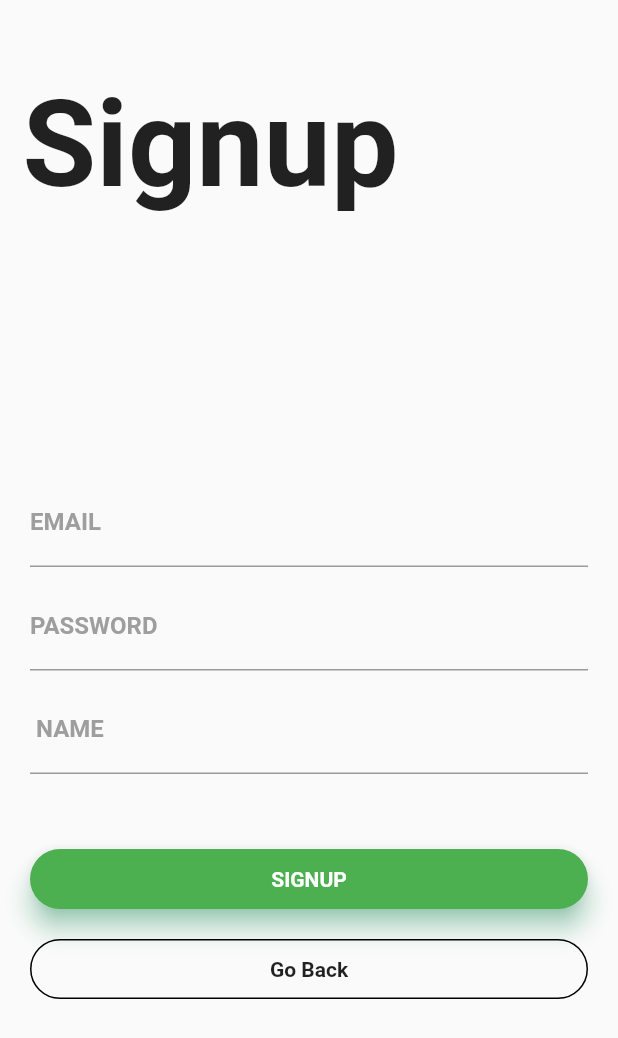
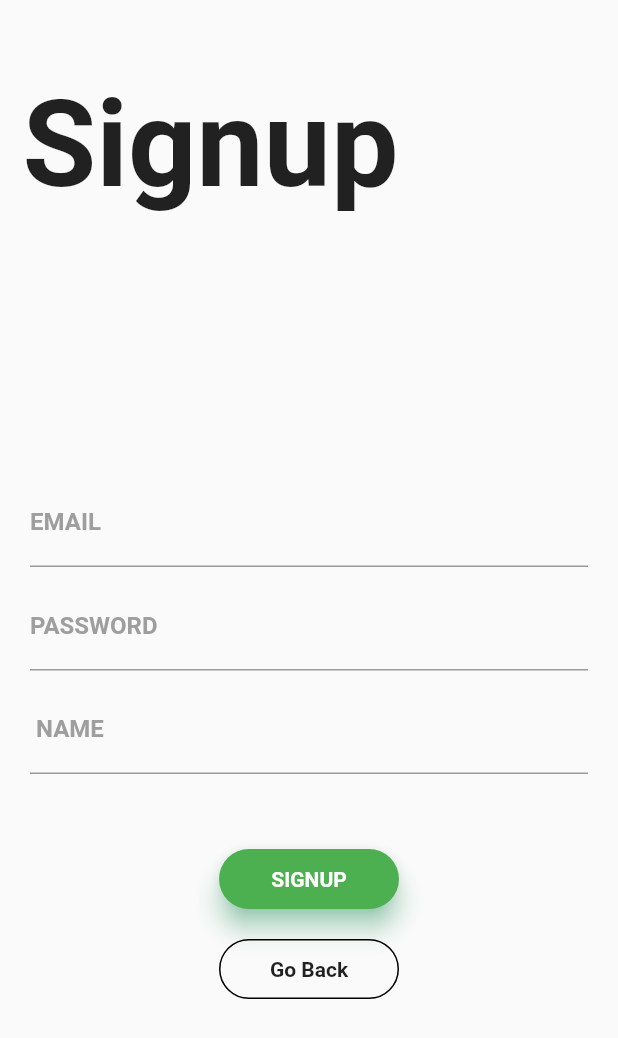
Before and after one commit to dAKdibeam/Smart-Expo-MobileApp, a Flutter app: the screen it shows after launch, after a tap on "Register", on a phone screen of 412 x 824 dp. Shown: the top 1038 px of the screen. Run offline on Flutter 3.47's test engine with Material 2 defaults, Android fonts, the phone set to English and light mode, and no system bars; our stand-ins replace font_awesome_flutter; network calls fail; Roboto replaces fonts that are missing (Montserrat).

Commit message:
change ui botton login and regis

```diff
--- a/lib/main.dart
+++ b/lib/main.dart
@@ -94,6 +94,7 @@ class _MyHomePageState extends State<MyHomePage> {
                     SizedBox(height: 20.0),
                     Container(
                       height: 40.0,
+                      width: 120.0,
                       child: Material(
                         borderRadius: BorderRadius.circular(20.0),
                         shadowColor: Colors.greenAccent,
@@ -118,6 +119,7 @@ class _MyHomePageState extends State<MyHomePage> {
                     SizedBox(height: 20.0),
                     Container(
                       height: 40.0,
+                      width: 120.0,
                       color: Colors.transparent,
                       child: Container(
                         decoration: BoxDecoration(
@@ -136,7 +138,7 @@ class _MyHomePageState extends State<MyHomePage> {
                             ),
                             SizedBox(width: 12.0),
                             Center(
-                              child: Text('Log in with facebook',
+                              child: Text('facebook',
                                   style: TextStyle(
                                       fontWeight: FontWeight.bold,
                                       fontFamily: 'Montserrat')),
--- a/lib/signup.dart
+++ b/lib/signup.dart
@@ -69,6 +69,7 @@ class _SignupPageState extends State<SignupPage> {
                       SizedBox(height: 50.0),
                       Container(
                           height: 40.0,
+                          width: 120.0,
                           child: Material(
                             borderRadius: BorderRadius.circular(20.0),
                             shadowColor: Colors.greenAccent,
@@ -90,6 +91,7 @@ class _SignupPageState extends State<SignupPage> {
                       SizedBox(height: 20.0),
                       Container(
                         height: 40.0,
+                        width: 120.0,
                         color: Colors.transparent,
                         child: Container(
                           decoration: BoxDecoration(
```
